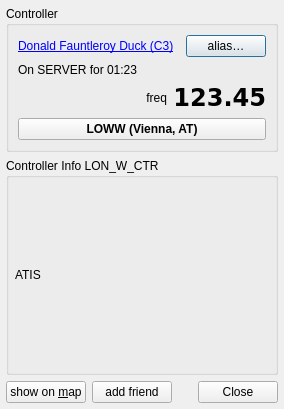
Qt form src/ControllerDetails.ui (qutescoop/qutescoop) before a commit.
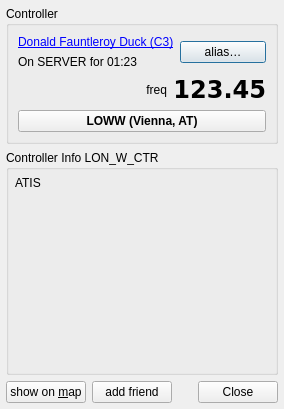
The same form after that commit. Icons and pictures are not drawn.

Commit message: [BUGFIX] fix controller dialog layout

```diff
--- a/src/ControllerDetails.ui
+++ b/src/ControllerDetails.ui
@@ -23,10 +23,12 @@
      <property name="title">
       <string>Controller</string>
      </property>
+     <layout class="QVBoxLayout" name="verticalLayout_3">
+      <item>
+       <layout class="QHBoxLayout" name="horizontalLayout">
+        <item>
      <layout class="QVBoxLayout" name="verticalLayout_2">
       <item>
-       <layout class="QHBoxLayout" name="horizontalLayout" stretch="1,0">
-        <item>
          <widget class="QLabel" name="lblControllerInfo">
           <property name="toolTip">
            <string>Link opens the VATSIM Statistics Center</string>
@@ -40,6 +42,15 @@
          </widget>
         </item>
         <item>
+           <widget class="QLabel" name="lblOnline">
+            <property name="text">
+             <string>On SERVER for 01:23</string>
+            </property>
+           </widget>
+          </item>
+         </layout>
+        </item>
+        <item>
          <widget class="QPushButton" name="pbAlias">
           <property name="toolTip">
            <string>Add or edit an alias for this VATSIM member</string>
@@ -51,13 +62,6 @@
         </item>
        </layout>
       </item>
-      <item>
-       <widget class="QLabel" name="lblOnline">
-        <property name="text">
-         <string>On SERVER for 01:23</string>
-        </property>
-       </widget>
-      </item>
       <item>
        <layout class="QHBoxLayout" name="frequencyLayout" stretch="1,0">
         <item>
@@ -123,6 +127,9 @@
         <property name="textFormat">
          <enum>Qt::RichText</enum>
         </property>
+        <property name="alignment">
+         <set>Qt::AlignLeading|Qt::AlignLeft|Qt::AlignTop</set>
+        </property>
         <property name="wordWrap">
          <bool>true</bool>
         </property>
```
Lines whose indentation alone changed are shown as unchanged.
